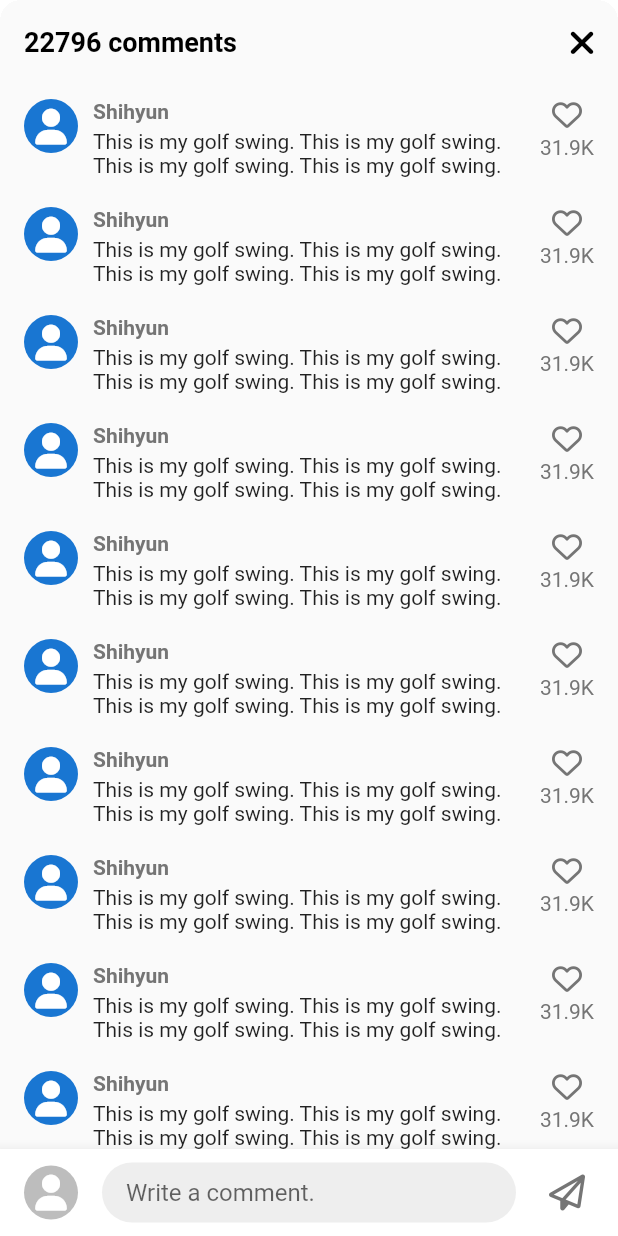
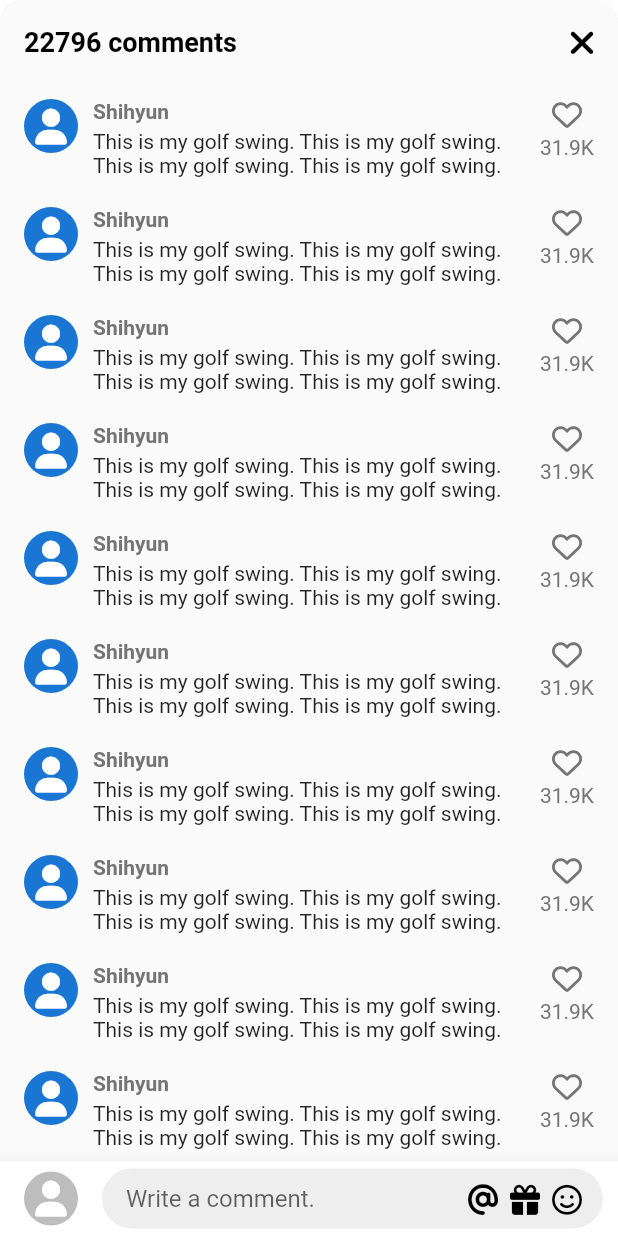
Before and after one commit to Rowdife/tiktok_clone, a Flutter app: the VideoComments screen opened directly, on a phone screen of 412 x 824 dp. Run offline on Flutter 3.47's test engine with Material 3 defaults, Android fonts, the phone set to English and light mode, and no system bars; our stand-ins replace font_awesome_flutter, video_player, visibility_detector; network calls fail.

Commit message:
Update video_comments.dart

```diff
--- a/lib/features/videos/widgets/video_comments.dart
+++ b/lib/features/videos/widgets/video_comments.dart
@@ -1,5 +1,3 @@
-import 'dart:ui';
-
 import 'package:flutter/material.dart';
 import 'package:font_awesome_flutter/font_awesome_flutter.dart';
 import 'package:tiktok_clone/constants/gaps.dart';
@@ -13,15 +11,26 @@ class VideoComments extends StatefulWidget {
 }
 
 class _VideoCommentsState extends State<VideoComments> {
+  Color bgColor = Colors.grey.shade50;
+  Color mainTextColor = Colors.grey.shade600;
+
+  bool _isWriting = false;
+
   void _onClosedPressed() {
     Navigator.of(context).pop();
   }
 
-  Color bgColor = Colors.grey.shade50;
-  Color mainTextColor = Colors.grey.shade600;
+  void _unfocusKeyboard() {
+    FocusScope.of(context).unfocus();
+    setState(() {
+      _isWriting = false;
+    });
+  }
 
-  void _onBodyTap() {
-    FocusScope.of(context).unfocus();
+  void _onStartWriting() {
+    setState(() {
+      _isWriting = true;
+    });
   }
 
   @override
@@ -46,7 +55,7 @@ class _VideoCommentsState extends State<VideoComments> {
           ],
         ),
         body: GestureDetector(
-          onTap: _onBodyTap,
+          onTap: _unfocusKeyboard,
           child: Stack(
             children: [
               ListView.separated(
@@ -125,6 +134,7 @@ class _VideoCommentsState extends State<VideoComments> {
                           child: SizedBox(
                             height: 40,
                             child: TextField(
+                              onTap: _onStartWriting,
                               expands: true,
                               keyboardType: TextInputType
                                   .multiline, //Doing the same thing
@@ -144,18 +154,52 @@ class _VideoCommentsState extends State<VideoComments> {
                                 contentPadding: const EdgeInsets.symmetric(
                                   horizontal: Sizes.size16,
                                 ),
+                                suffixIcon: Padding(
+                                  padding: const EdgeInsets.only(
+                                    right: Sizes.size14,
+                                  ),
+                                  child: Row(
+                                    mainAxisSize: MainAxisSize.min,
+                                    children: [
+                                      if (!_isWriting)
+                                        const Row(
+                                          children: [
+                                            FaIcon(
+                                              FontAwesomeIcons.at,
+                                              color: Colors.black,
+                                              size: Sizes.size20,
+                                            ),
+                                            Gaps.h8,
+                                            FaIcon(
+                                              FontAwesomeIcons.gift,
+                                              color: Colors.black,
+                                              size: Sizes.size20,
+                                            ),
+                                            Gaps.h8,
+                                            FaIcon(
+                                              FontAwesomeIcons.faceSmile,
+                                              color: Colors.black,
+                                              size: Sizes.size20,
+                                            ),
+                                          ],
+                                        ),
+                                    ],
+                                  ),
+                                ),
                               ),
                             ),
                           ),
                         ),
                         Gaps.h10,
-                        Padding(
-                          padding: const EdgeInsets.only(right: 10),
-                          child: IconButton(
-                              onPressed: () {},
+                        if (_isWriting)
+                          Padding(
+                            padding: const EdgeInsets.only(right: 10),
+                            child: IconButton(
+                              onPressed: _unfocusKeyboard,
                               icon: FaIcon(FontAwesomeIcons.paperPlane,
-                                  color: Colors.grey.shade600)),
-                        )
+                                  color: Theme.of(context).primaryColor),
+                            ),
+                          )
                       ],
                     ),
                   ),
```
